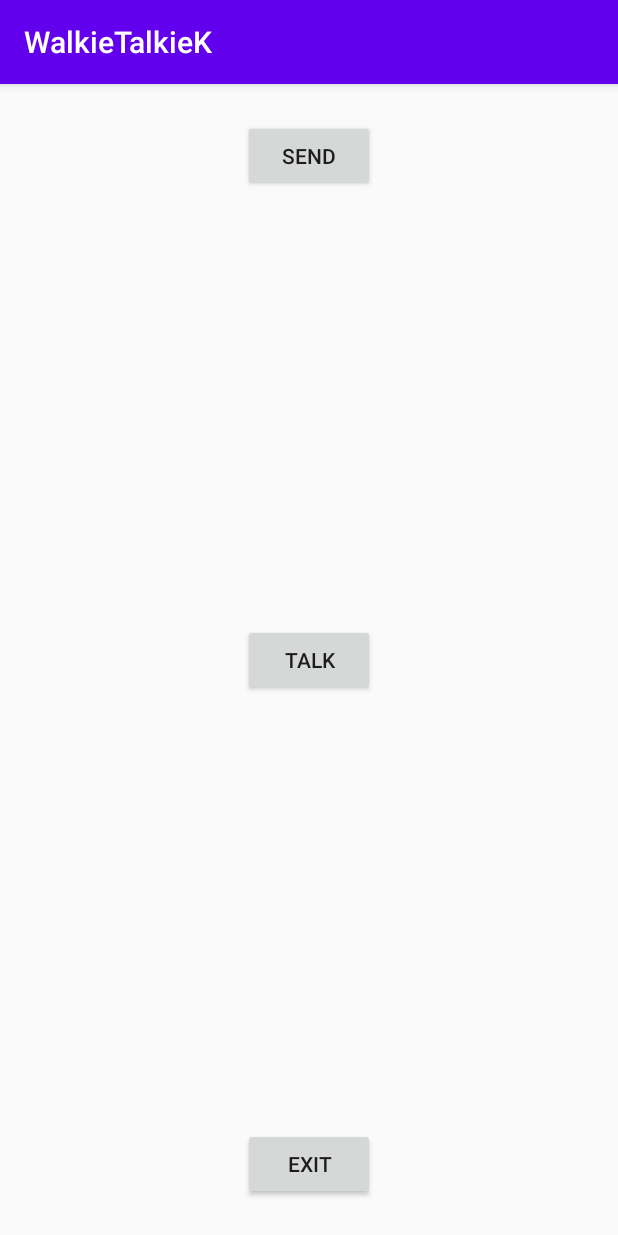
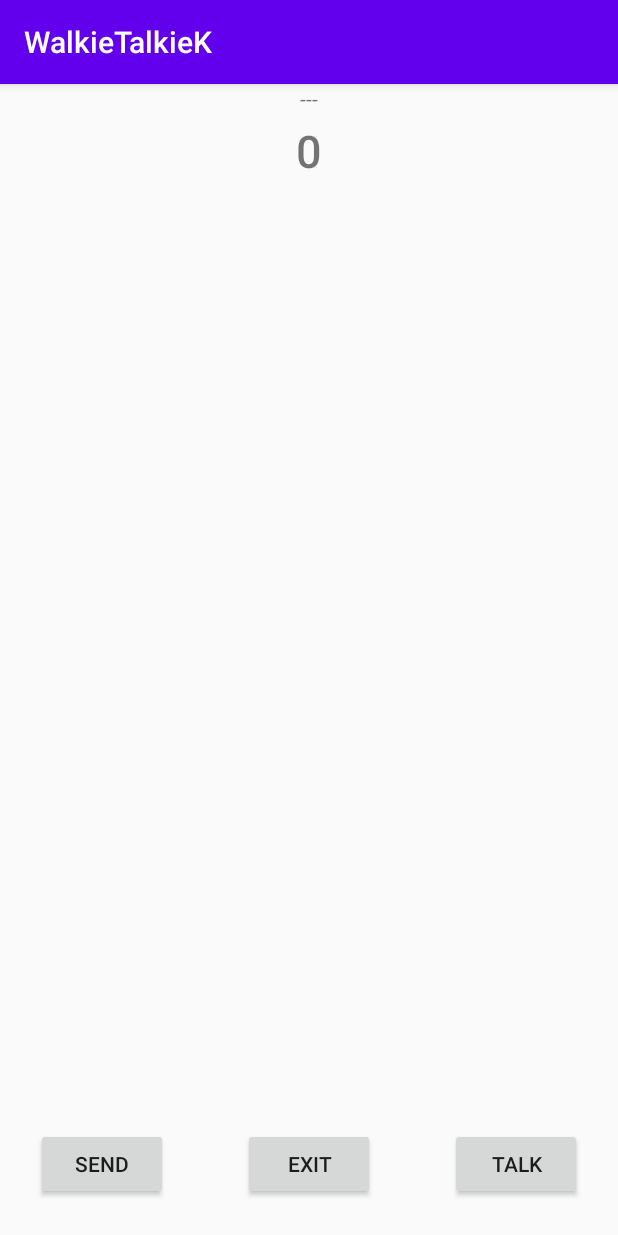
Before and after one commit to devapro/LANwalkieTalkie, an Android app: the screen it shows after launch (MainActivity), on a phone screen of 412 x 824 dp. Run offline under Robolectric (Android 15) with nearby library versions, the phone set to English and light mode, and no system bars; our stand-ins replace Timber.

Commit message:
added ui, refactoring

```diff
--- a/app/src/main/java/pro/devapp/walkietalkiek/service/ChanelController.kt
+++ b/app/src/main/java/pro/devapp/walkietalkiek/service/ChanelController.kt
@@ -44,6 +44,12 @@ class ChanelController(
             Timber.i("Resolve: ${nsdServiceInfo.serviceName}")
             resolvedNamesCache[nsdServiceInfo.serviceName] = addr.address.hostAddress
             client.addClient(addr)
+        }
+
+    var actionListener: SocketClient.ActionListener? = null
+        set(value) {
+            field = value
+            client.actionListener = value
         }
 
     companion object {
--- a/app/src/main/java/pro/devapp/walkietalkiek/ui/MainActivity.kt
+++ b/app/src/main/java/pro/devapp/walkietalkiek/ui/MainActivity.kt
@@ -8,6 +8,7 @@ import kotlinx.android.synthetic.main.activity_main.*
 import pro.devapp.walkietalkiek.R
 import pro.devapp.walkietalkiek.VoiceRecorder
 import pro.devapp.walkietalkiek.WalkieTalkieApp
+import pro.devapp.walkietalkiek.service.SocketClient
 import pro.devapp.walkietalkiek.service.WalkieService
 import pro.devapp.walkietalkiek.utils.permission.Permission
 import pro.devapp.walkietalkiek.utils.permission.UtilPermission
@@ -36,6 +37,10 @@ class MainActivity : AppCompatActivity() {
             (application as WalkieTalkieApp).chanelController.sendMessage(ByteBuffer.wrap("test ${Date().seconds}".toByteArray()))
         }
 
+    }
+
+    override fun onStart() {
+        super.onStart()
         utilPermission.checkOrRequestPermissions(this, object : UtilPermission.PermissionCallback(
             arrayOf(Permission.AUDIO_RECORD)
         ) {
@@ -43,7 +48,29 @@ class MainActivity : AppCompatActivity() {
                 startVoiceRecorder()
             }
         })
+        (application as WalkieTalkieApp).chanelController.actionListener =
+            object : SocketClient.ActionListener {
+                override fun onClientListUpdated(clients: List<String>) {
+                    clientsView.post {
+                        clientsView.text = clients.size.toString()
+                    }
+                }
 
+                override fun onClientSendMessage(client: String) {
+                    activeClient.post {
+                        activeClient.text = client
+                    }
+                    activeClient.postDelayed({
+                        activeClient.text = "---"
+                    }, 1000)
+                }
+            }
+    }
+
+    override fun onStop() {
+        super.onStop()
+        voiceRecorder.destroy()
+        (application as WalkieTalkieApp).chanelController.actionListener = null
     }
 
     override fun onDestroy() {
--- /dev/null
+++ b/app/src/main/java/pro/devapp/walkietalkiek/ui/widgets/ClientListView.kt
@@ -0,0 +1 @@
+package pro.devapp.walkietalkiek.ui.widgets
--- a/app/src/main/res/layout/activity_main.xml
+++ b/app/src/main/res/layout/activity_main.xml
@@ -10,23 +10,21 @@
         android:id="@+id/send"
         android:layout_width="wrap_content"
         android:layout_height="wrap_content"
-        android:layout_marginTop="24dp"
+        android:layout_marginStart="24dp"
+        android:layout_marginBottom="24dp"
         android:text="Send"
-        app:layout_constraintEnd_toEndOf="parent"
-        app:layout_constraintHorizontal_bias="0.5"
-        app:layout_constraintStart_toStartOf="parent"
-        app:layout_constraintTop_toTopOf="parent" />
+        app:layout_constraintBottom_toBottomOf="parent"
+        app:layout_constraintStart_toStartOf="parent" />
 
     <Button
         android:id="@+id/talk"
         android:layout_width="wrap_content"
         android:layout_height="wrap_content"
+        android:layout_marginEnd="24dp"
+        android:layout_marginBottom="24dp"
         android:text="Talk"
-        app:layout_constraintBottom_toTopOf="@+id/exit"
-        app:layout_constraintEnd_toEndOf="parent"
-        app:layout_constraintHorizontal_bias="0.5"
-        app:layout_constraintStart_toStartOf="parent"
-        app:layout_constraintTop_toBottomOf="@+id/send" />
+        app:layout_constraintBottom_toBottomOf="parent"
+        app:layout_constraintEnd_toEndOf="parent" />
 
     <Button
         android:id="@+id/exit"
@@ -38,4 +36,28 @@
         app:layout_constraintEnd_toEndOf="parent"
         app:layout_constraintStart_toStartOf="parent" />
 
+    <TextView
+        android:id="@+id/clientsView"
+        android:layout_width="wrap_content"
+        android:layout_height="wrap_content"
+        android:layout_marginStart="24dp"
+        android:layout_marginTop="24dp"
+        android:layout_marginEnd="24dp"
+        android:fontFamily="sans-serif-medium"
+        android:text="0"
+        android:textSize="30dp"
+        app:layout_constraintEnd_toEndOf="parent"
+        app:layout_constraintStart_toStartOf="parent"
+        app:layout_constraintTop_toTopOf="parent" />
+
+    <TextView
+        android:id="@+id/activeClient"
+        android:layout_width="wrap_content"
+        android:layout_height="wrap_content"
+        android:layout_marginTop="24dp"
+        android:text="---"
+        app:layout_constraintEnd_toEndOf="parent"
+        app:layout_constraintStart_toStartOf="parent"
+        app:layout_constraintTop_toBottomOf="@+id/clients" />
+
 </androidx.constraintlayout.widget.ConstraintLayout>
```
Also changed, not shown: app/src/main/java/pro/devapp/walkietalkiek/service/SocketClient.kt (+31 -45 lines), app/src/main/java/pro/devapp/walkietalkiek/service/SocketServer.kt (+37 -38 lines).
